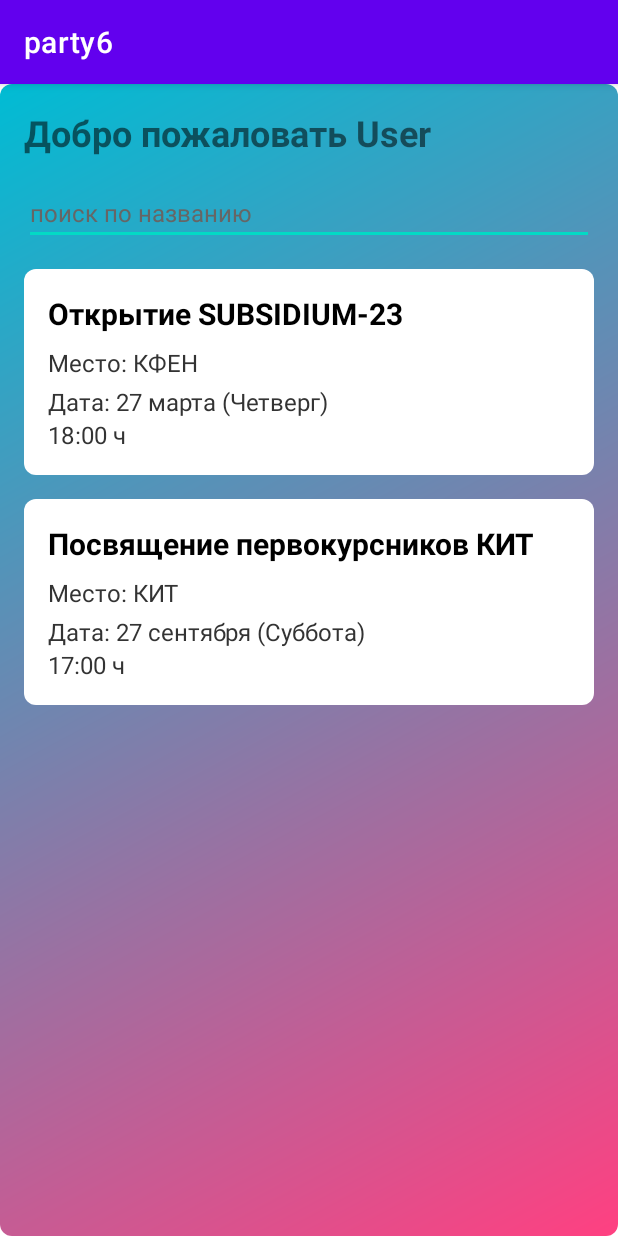
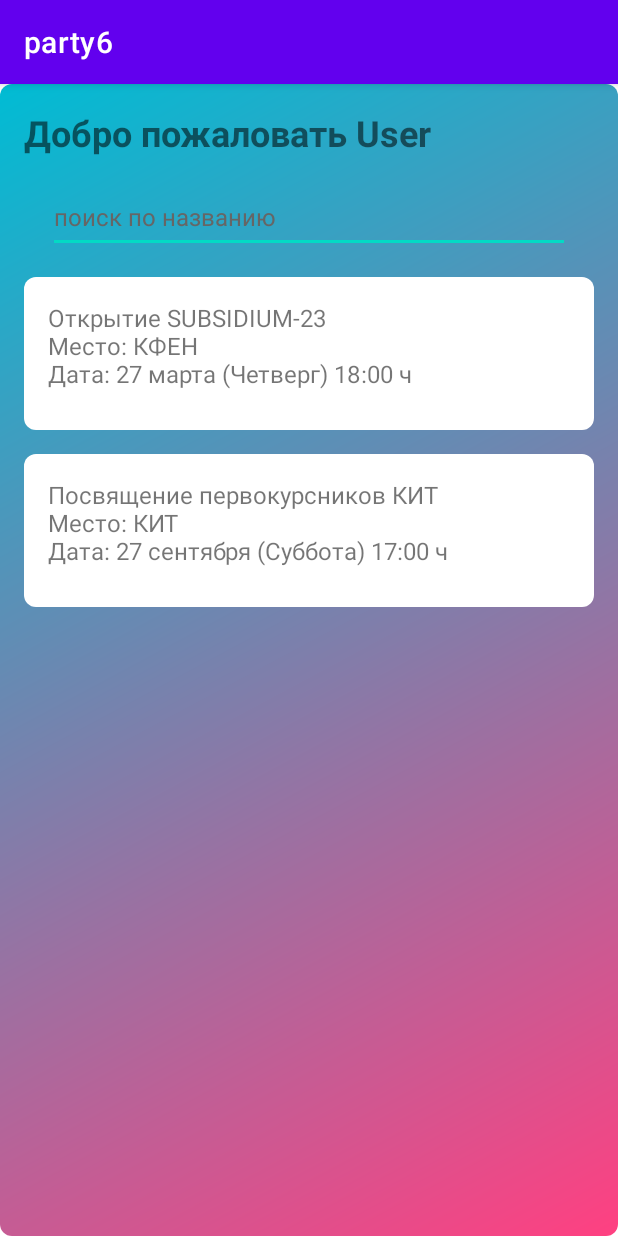
Before and after one commit to Arsenshmid/androidParty, an Android app: the MainActivity screen opened directly, with no data from a screen before it, on a phone screen of 412 x 824 dp. Run offline under Robolectric (Android 15) with nearby library versions, the light colour scheme and no system bars.

Commit message:
добавил считывание новостей с БД

```diff
--- a/app/src/main/java/com/example/party6/DBHelper.java
+++ b/app/src/main/java/com/example/party6/DBHelper.java
@@ -1,11 +1,13 @@
 // DBHelper.java
-
 package com.example.party6;
 
 import android.content.Context;
 import android.database.Cursor;
 import android.database.sqlite.SQLiteDatabase;
 import android.database.sqlite.SQLiteOpenHelper;
+
+import java.util.ArrayList;
+import java.util.List;
 
 public class DBHelper extends SQLiteOpenHelper {
     private static final String DATABASE_NAME = "party6.db";
@@ -25,11 +27,22 @@ public class DBHelper extends SQLiteOpenHelper {
         // Вставляем тестовых пользователей
         db.execSQL("INSERT INTO users (username, password) VALUES ('admin', 'password')");
         db.execSQL("INSERT INTO users (username, password) VALUES ('user', 'password')");
+
+        // Создаем таблицу для новостей
+        db.execSQL("CREATE TABLE news (" +
+                "id INTEGER PRIMARY KEY AUTOINCREMENT," +
+                "title TEXT," +
+                "place TEXT," +
+                "date TEXT)");
+        // Вставляем новости
+        db.execSQL("INSERT INTO news (title, place, date) VALUES ('Открытие SUBSIDIUM-23', 'КФЕН', '27 марта (Четверг) 18:00 ч')");
+        db.execSQL("INSERT INTO news (title, place, date) VALUES ('Посвящение первокурсников КИТ', 'КИТ', '27 сентября (Суббота) 17:00 ч')");
     }
 
     @Override
     public void onUpgrade(SQLiteDatabase db, int oldVersion, int newVersion) {
         db.execSQL("DROP TABLE IF EXISTS users");
+        db.execSQL("DROP TABLE IF EXISTS news");
         onCreate(db);
     }
 
@@ -40,4 +53,28 @@ public class DBHelper extends SQLiteOpenHelper {
         cursor.close();
         return userExists;
     }
+
+    // Метод для получения всех новостей из базы данных
+    public List<NewsItem> getAllNews() {
+        List<NewsItem> newsList = new ArrayList<>();
+        SQLiteDatabase db = this.getReadableDatabase();
+        Cursor cursor = db.rawQuery("SELECT * FROM news", null);
+        if (cursor.moveToFirst()) {
+            do {
+                NewsItem newsItem = new NewsItem();
+                int titleIndex = cursor.getColumnIndex("title");
+                int placeIndex = cursor.getColumnIndex("place");
+                int dateIndex = cursor.getColumnIndex("date");
+                if (titleIndex >= 0 && placeIndex >= 0 && dateIndex >= 0) {
+                    newsItem.setTitle(cursor.getString(titleIndex));
+                    newsItem.setPlace(cursor.getString(placeIndex));
+                    newsItem.setDate(cursor.getString(dateIndex));
+                    newsList.add(newsItem);
+                }
+            } while (cursor.moveToNext());
+        }
+        cursor.close();
+        return newsList;
+    }
+
 }
--- a/app/src/main/java/com/example/party6/MainActivity.java
+++ b/app/src/main/java/com/example/party6/MainActivity.java
@@ -1,10 +1,15 @@
+// MainActivity.java
 package com.example.party6;
 
 import androidx.appcompat.app.AppCompatActivity;
 
 import android.content.Intent;
 import android.os.Bundle;
+import android.view.ViewGroup;
+import android.widget.LinearLayout;
 import android.widget.TextView;
+
+import java.util.List;
 
 public class MainActivity extends AppCompatActivity {
 
@@ -24,5 +29,38 @@ public class MainActivity extends AppCompatActivity {
         } else {
             welcomeText.setText("Добро пожаловать User");
         }
+
+        // Получаем список новостей из базы данных
+        List<NewsItem> newsList = getNewsFromDatabase();
+
+        // Отображаем новости в блоках новостей
+        displayNews(newsList);
+    }
+
+    private List<NewsItem> getNewsFromDatabase() {
+        DBHelper dbHelper = new DBHelper(this);
+        return dbHelper.getAllNews();
+    }
+
+    private void displayNews(List<NewsItem> newsList) {
+        // Получаем ссылки на блоки новостей
+        LinearLayout news1Layout = findViewById(R.id.news1Layout);
+        LinearLayout news2Layout = findViewById(R.id.news2Layout);
+
+        // Перебираем список новостей и отображаем их в блоках новостей
+        for (int i = 0; i < newsList.size(); i++) {
+            NewsItem newsItem = newsList.get(i);
+            TextView newsTextView = new TextView(this);
+            newsTextView.setText(newsItem.getTitle() + "\nМесто: " + newsItem.getPlace() + "\nДата: " + newsItem.getDate());
+            newsTextView.setTextSize(16);
+            LinearLayout.LayoutParams layoutParams = new LinearLayout.LayoutParams(ViewGroup.LayoutParams.MATCH_PARENT, ViewGroup.LayoutParams.WRAP_CONTENT);
+            layoutParams.setMargins(0, 0, 0, 16);
+            newsTextView.setLayoutParams(layoutParams);
+            if (i == 0) {
+                news1Layout.addView(newsTextView);
+            } else if (i == 1) {
+                news2Layout.addView(newsTextView);
+            }
+        }
     }
 }
--- /dev/null
+++ b/app/src/main/java/com/example/party6/NewsItem.java
@@ -0,0 +1,32 @@
+// NewsItem.java
+package com.example.party6;
+
+public class NewsItem {
+    private String title;
+    private String place;
+    private String date;
+
+    public String getTitle() {
+        return title;
+    }
+
+    public void setTitle(String title) {
+        this.title = title;
+    }
+
+    public String getPlace() {
+        return place;
+    }
+
+    public void setPlace(String place) {
+        this.place = place;
+    }
+
+    public String getDate() {
+        return date;
+    }
+
+    public void setDate(String date) {
+        this.date = date;
+    }
+}
--- a/app/src/main/res/layout/activity_main.xml
+++ b/app/src/main/res/layout/activity_main.xml
@@ -21,96 +21,36 @@
         android:visibility="visible"
         tools:visibility="visible" />
 
-    <!-- Поле ввода для фильтрации новостей -->
     <EditText
         android:id="@+id/newsFilterEditText"
         android:layout_width="match_parent"
-        android:layout_height="wrap_content"
+        android:layout_height="48dp"
+        android:layout_marginStart="16dp"
+        android:layout_marginEnd="16dp"
         android:layout_marginBottom="16dp"
         android:hint="поиск по названию"
         android:textColorHint="#666666"
         android:textSize="16sp" />
 
-    <!-- Блок новости 1 -->
     <LinearLayout
+        android:id="@+id/news1Layout"
         android:layout_width="match_parent"
         android:layout_height="wrap_content"
         android:layout_marginBottom="16dp"
         android:background="@drawable/white_background"
         android:orientation="vertical"
         android:padding="16dp">
-
-        <TextView
-            android:layout_width="wrap_content"
-            android:layout_height="wrap_content"
-            android:layout_marginBottom="8dp"
-            android:text="Открытие SUBSIDIUM-23"
-            android:textColor="#000"
-            android:textSize="20sp"
-            android:textStyle="bold" />
-
-        <TextView
-            android:layout_width="wrap_content"
-            android:layout_height="wrap_content"
-            android:layout_marginBottom="4dp"
-            android:text="Место: КФЕН"
-            android:textColor="#333333"
-            android:textSize="16sp" />
-
-        <TextView
-            android:layout_width="wrap_content"
-            android:layout_height="wrap_content"
-            android:text="Дата: 27 марта (Четверг)"
-            android:textColor="#333333"
-            android:textSize="16sp" />
-
-        <TextView
-            android:layout_width="wrap_content"
-            android:layout_height="wrap_content"
-            android:text="18:00 ч"
-            android:textColor="#333333"
-            android:textSize="16sp" />
     </LinearLayout>
 
 
     <LinearLayout
+        android:id="@+id/news2Layout"
         android:layout_width="match_parent"
         android:layout_height="wrap_content"
         android:layout_marginBottom="16dp"
         android:background="@drawable/white_background"
         android:orientation="vertical"
         android:padding="16dp">
-
-        <TextView
-            android:layout_width="wrap_content"
-            android:layout_height="wrap_content"
-            android:layout_marginBottom="8dp"
-            android:text="Посвящение первокурсников КИТ"
-            android:textColor="#000"
-            android:textSize="20sp"
-            android:textStyle="bold" />
-
-        <TextView
-            android:layout_width="wrap_content"
-            android:layout_height="wrap_content"
-            android:layout_marginBottom="4dp"
-            android:text="Место: КИТ"
-            android:textColor="#333333"
-            android:textSize="16sp" />
-
-        <TextView
-            android:layout_width="wrap_content"
-            android:layout_height="wrap_content"
-            android:text="Дата: 27 сентября (Суббота)"
-            android:textColor="#333333"
-            android:textSize="16sp" />
-
-        <TextView
-            android:layout_width="wrap_content"
-            android:layout_height="wrap_content"
-            android:text="17:00 ч"
-            android:textColor="#333333"
-            android:textSize="16sp" />
     </LinearLayout>
 
 </LinearLayout>
```
Also changed, not shown: 2 other files.
